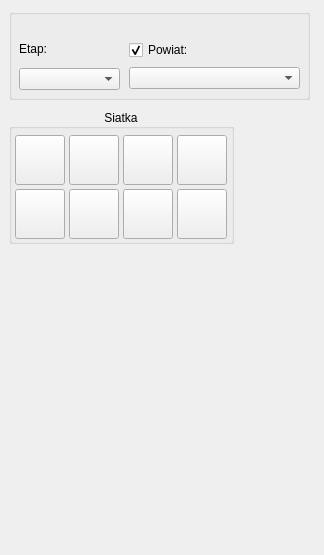
Before: the Qt Designer form moek_editor_dockwidget_base.ui in dszrek/moek_editor, drawn with Qt 5.
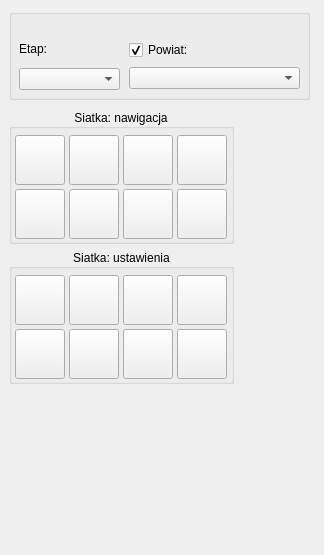
After: the same form once the commit is applied.

Commit message: Dodano do UI przyciski narzędziowe vn'ów

Diff of the .ui file:
```diff
--- a/moek_editor_dockwidget_base.ui
+++ b/moek_editor_dockwidget_base.ui
@@ -156,7 +156,7 @@
          <bool>true</bool>
         </property>
         <property name="title">
-         <string>Siatka</string>
+         <string>Siatka: nawigacja</string>
         </property>
         <property name="alignment">
          <set>Qt::AlignCenter</set>
@@ -485,6 +485,348 @@
          </property>
         </widget>
        </widget>
+       <widget class="QGroupBox" name="gb_vn_2">
+        <property name="geometry">
+         <rect>
+          <x>0</x>
+          <y>240</y>
+          <width>225</width>
+          <height>135</height>
+         </rect>
+        </property>
+        <property name="autoFillBackground">
+         <bool>true</bool>
+        </property>
+        <property name="title">
+         <string>Siatka: ustawienia</string>
+        </property>
+        <property name="alignment">
+         <set>Qt::AlignCenter</set>
+        </property>
+        <property name="flat">
+         <bool>false</bool>
+        </property>
+        <widget class="QPushButton" name="btn_vn_setup">
+         <property name="geometry">
+          <rect>
+           <x>6</x>
+           <y>26</y>
+           <width>50</width>
+           <height>50</height>
+          </rect>
+         </property>
+         <property name="sizePolicy">
+          <sizepolicy hsizetype="Fixed" vsizetype="Fixed">
+           <horstretch>0</horstretch>
+           <verstretch>0</verstretch>
+          </sizepolicy>
+         </property>
+         <property name="minimumSize">
+          <size>
+           <width>50</width>
+           <height>50</height>
+          </size>
+         </property>
+         <property name="focusPolicy">
+          <enum>Qt::NoFocus</enum>
+         </property>
+         <property name="toolTip">
+          <string/>
+         </property>
+         <property name="text">
+          <string/>
+         </property>
+         <property name="iconSize">
+          <size>
+           <width>40</width>
+           <height>40</height>
+          </size>
+         </property>
+         <property name="checkable">
+          <bool>true</bool>
+         </property>
+        </widget>
+        <widget class="QPushButton" name="btn_vn_pow_sel">
+         <property name="geometry">
+          <rect>
+           <x>60</x>
+           <y>26</y>
+           <width>50</width>
+           <height>50</height>
+          </rect>
+         </property>
+         <property name="sizePolicy">
+          <sizepolicy hsizetype="Fixed" vsizetype="Fixed">
+           <horstretch>0</horstretch>
+           <verstretch>0</verstretch>
+          </sizepolicy>
+         </property>
+         <property name="minimumSize">
+          <size>
+           <width>50</width>
+           <height>50</height>
+          </size>
+         </property>
+         <property name="focusPolicy">
+          <enum>Qt::NoFocus</enum>
+         </property>
+         <property name="toolTip">
+          <string>wybierz pole</string>
+         </property>
+         <property name="text">
+          <string/>
+         </property>
+         <property name="iconSize">
+          <size>
+           <width>40</width>
+           <height>40</height>
+          </size>
+         </property>
+         <property name="checkable">
+          <bool>true</bool>
+         </property>
+        </widget>
+        <widget class="QPushButton" name="btn_done_2">
+         <property name="geometry">
+          <rect>
+           <x>114</x>
+           <y>26</y>
+           <width>50</width>
+           <height>50</height>
+          </rect>
+         </property>
+         <property name="sizePolicy">
+          <sizepolicy hsizetype="Fixed" vsizetype="Fixed">
+           <horstretch>0</horstretch>
+           <verstretch>0</verstretch>
+          </sizepolicy>
+         </property>
+         <property name="minimumSize">
+          <size>
+           <width>50</width>
+           <height>50</height>
+          </size>
+         </property>
+         <property name="focusPolicy">
+          <enum>Qt::NoFocus</enum>
+         </property>
+         <property name="toolTip">
+          <string>wybierz pole</string>
+         </property>
+         <property name="text">
+          <string/>
+         </property>
+         <property name="iconSize">
+          <size>
+           <width>40</width>
+           <height>40</height>
+          </size>
+         </property>
+         <property name="checkable">
+          <bool>false</bool>
+         </property>
+        </widget>
+        <widget class="QPushButton" name="btn_prev_2">
+         <property name="geometry">
+          <rect>
+           <x>114</x>
+           <y>80</y>
+           <width>50</width>
+           <height>50</height>
+          </rect>
+         </property>
+         <property name="sizePolicy">
+          <sizepolicy hsizetype="Fixed" vsizetype="Fixed">
+           <horstretch>0</horstretch>
+           <verstretch>0</verstretch>
+          </sizepolicy>
+         </property>
+         <property name="minimumSize">
+          <size>
+           <width>50</width>
+           <height>50</height>
+          </size>
+         </property>
+         <property name="focusPolicy">
+          <enum>Qt::NoFocus</enum>
+         </property>
+         <property name="toolTip">
+          <string>wybierz pole</string>
+         </property>
+         <property name="text">
+          <string/>
+         </property>
+         <property name="iconSize">
+          <size>
+           <width>40</width>
+           <height>40</height>
+          </size>
+         </property>
+         <property name="checkable">
+          <bool>false</bool>
+         </property>
+        </widget>
+        <widget class="QPushButton" name="btn_next_2">
+         <property name="geometry">
+          <rect>
+           <x>168</x>
+           <y>80</y>
+           <width>50</width>
+           <height>50</height>
+          </rect>
+         </property>
+         <property name="sizePolicy">
+          <sizepolicy hsizetype="Fixed" vsizetype="Fixed">
+           <horstretch>0</horstretch>
+           <verstretch>0</verstretch>
+          </sizepolicy>
+         </property>
+         <property name="minimumSize">
+          <size>
+           <width>50</width>
+           <height>50</height>
+          </size>
+         </property>
+         <property name="focusPolicy">
+          <enum>Qt::NoFocus</enum>
+         </property>
+         <property name="toolTip">
+          <string>wybierz pole</string>
+         </property>
+         <property name="text">
+          <string/>
+         </property>
+         <property name="iconSize">
+          <size>
+           <width>40</width>
+           <height>40</height>
+          </size>
+         </property>
+         <property name="checkable">
+          <bool>false</bool>
+         </property>
+        </widget>
+        <widget class="QPushButton" name="btn_doneF_2">
+         <property name="geometry">
+          <rect>
+           <x>168</x>
+           <y>26</y>
+           <width>50</width>
+           <height>50</height>
+          </rect>
+         </property>
+         <property name="sizePolicy">
+          <sizepolicy hsizetype="Fixed" vsizetype="Fixed">
+           <horstretch>0</horstretch>
+           <verstretch>0</verstretch>
+          </sizepolicy>
+         </property>
+         <property name="minimumSize">
+          <size>
+           <width>50</width>
+           <height>50</height>
+          </size>
+         </property>
+         <property name="focusPolicy">
+          <enum>Qt::NoFocus</enum>
+         </property>
+         <property name="toolTip">
+          <string>wybierz pole</string>
+         </property>
+         <property name="text">
+          <string/>
+         </property>
+         <property name="iconSize">
+          <size>
+           <width>40</width>
+           <height>40</height>
+          </size>
+         </property>
+         <property name="checkable">
+          <bool>false</bool>
+         </property>
+        </widget>
+        <widget class="QPushButton" name="btn_ge2q_2">
+         <property name="geometry">
+          <rect>
+           <x>60</x>
+           <y>80</y>
+           <width>50</width>
+           <height>50</height>
+          </rect>
+         </property>
+         <property name="sizePolicy">
+          <sizepolicy hsizetype="Fixed" vsizetype="Fixed">
+           <horstretch>0</horstretch>
+           <verstretch>0</verstretch>
+          </sizepolicy>
+         </property>
+         <property name="minimumSize">
+          <size>
+           <width>50</width>
+           <height>50</height>
+          </size>
+         </property>
+         <property name="focusPolicy">
+          <enum>Qt::NoFocus</enum>
+         </property>
+         <property name="toolTip">
+          <string>wybierz pole</string>
+         </property>
+         <property name="text">
+          <string/>
+         </property>
+         <property name="iconSize">
+          <size>
+           <width>40</width>
+           <height>40</height>
+          </size>
+         </property>
+         <property name="checkable">
+          <bool>false</bool>
+         </property>
+        </widget>
+        <widget class="QPushButton" name="btn_q2ge_2">
+         <property name="geometry">
+          <rect>
+           <x>6</x>
+           <y>80</y>
+           <width>50</width>
+           <height>50</height>
+          </rect>
+         </property>
+         <property name="sizePolicy">
+          <sizepolicy hsizetype="Fixed" vsizetype="Fixed">
+           <horstretch>0</horstretch>
+           <verstretch>0</verstretch>
+          </sizepolicy>
+         </property>
+         <property name="minimumSize">
+          <size>
+           <width>50</width>
+           <height>50</height>
+          </size>
+         </property>
+         <property name="focusPolicy">
+          <enum>Qt::NoFocus</enum>
+         </property>
+         <property name="toolTip">
+          <string>wybierz pole</string>
+         </property>
+         <property name="text">
+          <string/>
+         </property>
+         <property name="iconSize">
+          <size>
+           <width>40</width>
+           <height>40</height>
+          </size>
+         </property>
+         <property name="checkable">
+          <bool>false</bool>
+         </property>
+        </widget>
+       </widget>
       </widget>
      </widget>
     </item>
```
